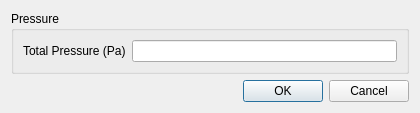
This is baramFlow/view/setup/boundary_conditions/pressure_inlet_dialog.ui in nextfoam/baram as Qt 5 draws it before an edit. The edited form follows.
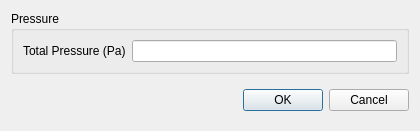
This is the edited form.

What changed in the file:
```diff
--- a/baramFlow/view/setup/boundary_conditions/pressure_inlet_dialog.ui
+++ b/baramFlow/view/setup/boundary_conditions/pressure_inlet_dialog.ui
@@ -7,7 +7,7 @@
     <x>0</x>
     <y>0</y>
     <width>420</width>
-    <height>112</height>
+    <height>124</height>
    </rect>
   </property>
   <property name="minimumSize">
@@ -58,13 +58,39 @@
     </widget>
    </item>
    <item>
-    <widget class="QDialogButtonBox" name="buttonBox">
-     <property name="orientation">
-      <enum>Qt::Horizontal</enum>
-     </property>
-     <property name="standardButtons">
-      <set>QDialogButtonBox::Cancel|QDialogButtonBox::Ok</set>
-     </property>
+    <widget class="QWidget" name="widget_4" native="true">
+     <layout class="QHBoxLayout" name="horizontalLayout_3">
+      <property name="rightMargin">
+       <number>0</number>
+      </property>
+      <item>
+       <spacer name="horizontalSpacer_2">
+        <property name="orientation">
+         <enum>Qt::Horizontal</enum>
+        </property>
+        <property name="sizeHint" stdset="0">
+         <size>
+          <width>208</width>
+          <height>20</height>
+         </size>
+        </property>
+       </spacer>
+      </item>
+      <item>
+       <widget class="QPushButton" name="ok">
+        <property name="text">
+         <string>OK</string>
+        </property>
+       </widget>
+      </item>
+      <item>
+       <widget class="QPushButton" name="cancel">
+        <property name="text">
+         <string>Cancel</string>
+        </property>
+       </widget>
+      </item>
+     </layout>
     </widget>
    </item>
   </layout>
```
Left out of the diff: 28 changed lines with no effect on the pictures.
